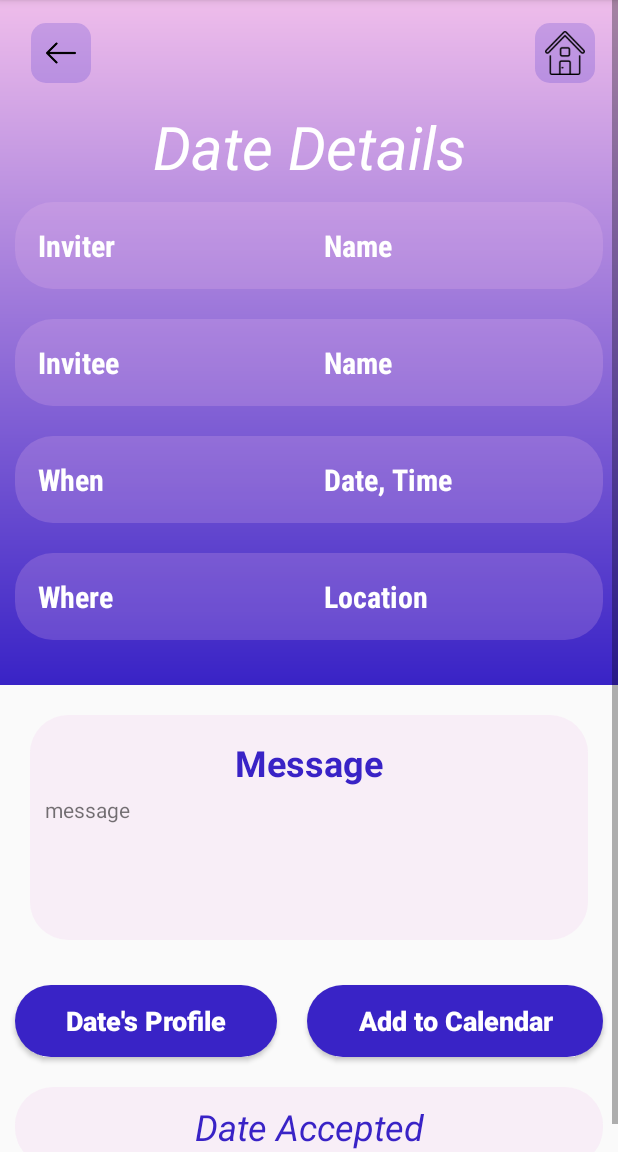
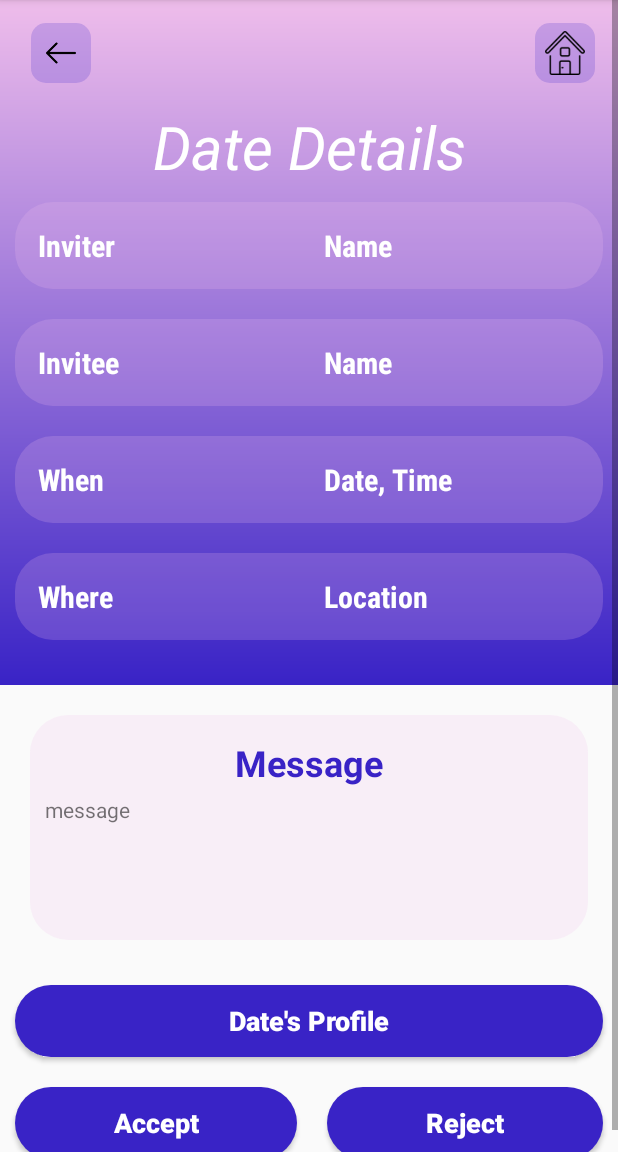
Before and after one commit to gabistein/DateBetterLogin, an Android app: the ViewDate screen opened directly, with no data from a screen before it, on a phone screen of 412 x 824 dp, the part 84-1236 px from its top. Run offline under Robolectric (Android 15) with nearby library versions, the phone set to English and light mode, and no system bars; our stand-ins replace Firebase (no records; nobody signed in at launch, a user with empty details on screens opened directly); 2 statements that could not run were skipped.

Commit message:
changed layout of viewdate

```diff
--- a/app/src/main/java/com/example/googlesignin/ViewDate.java
+++ b/app/src/main/java/com/example/googlesignin/ViewDate.java
@@ -91,8 +91,8 @@ public class ViewDate extends AppCompatActivity {
         TextView accepted_message= (TextView)findViewById(R.id.accepted_msg);
 
         //TODO: first check if date status is accepted
-        boolean rejected=true;
-        boolean accepted= true;
+        boolean rejected=false;
+        boolean accepted= false;
         if(accepted){
             //if date is accepted, regardless of who is invitee or inviter,
             // we want to display calendar event and viewother profile
--- a/app/src/main/res/layout/activity_view_date.xml
+++ b/app/src/main/res/layout/activity_view_date.xml
@@ -319,21 +319,6 @@
                 android:gravity="center"
                 android:orientation="horizontal">
 
-                <TextView
-                    android:id="@+id/accepted_msg"
-                    android:layout_width="wrap_content"
-                    android:layout_height="wrap_content"
-                    android:layout_margin="10dp"
-                    android:layout_weight="1"
-                    android:background="@drawable/scroll_background"
-                    android:fontFamily="sans-serif-thin"
-                    android:gravity="center"
-                    android:padding="10dp"
-                    android:text="Date Accepted"
-                    android:textColor="@color/gradient_dark_purple"
-                    android:textSize="24sp"
-                    android:textStyle="bold|italic" />
-
                 <Button
                     android:id="@+id/btn_accept"
                     android:layout_width="wrap_content"
@@ -372,6 +357,22 @@
 
             </LinearLayout>
 
+            <TextView
+                android:id="@+id/accepted_msg"
+                android:layout_width="wrap_content"
+                android:layout_height="wrap_content"
+                android:layout_gravity="center"
+                android:layout_margin="10dp"
+                android:layout_weight="1"
+                android:background="@drawable/scroll_background"
+                android:fontFamily="sans-serif-thin"
+                android:gravity="center"
+                android:padding="10dp"
+                android:text="Date Accepted"
+                android:textColor="@color/gradient_dark_purple"
+                android:textSize="24sp"
+                android:textStyle="bold|italic" />
+
         </LinearLayout>
     </ScrollView>
 
```
